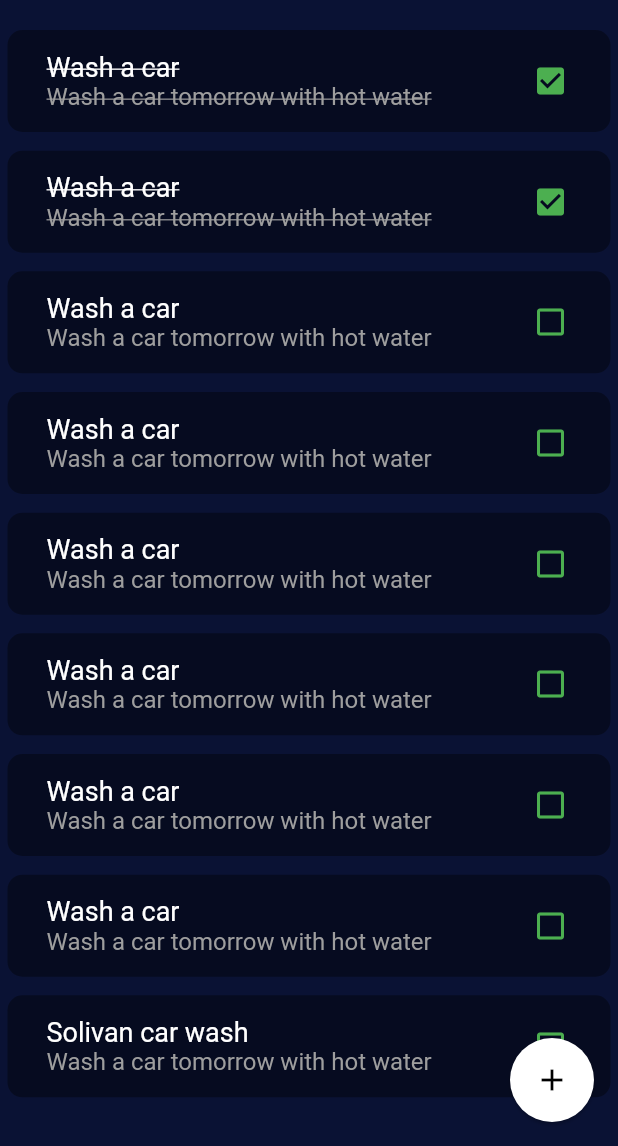
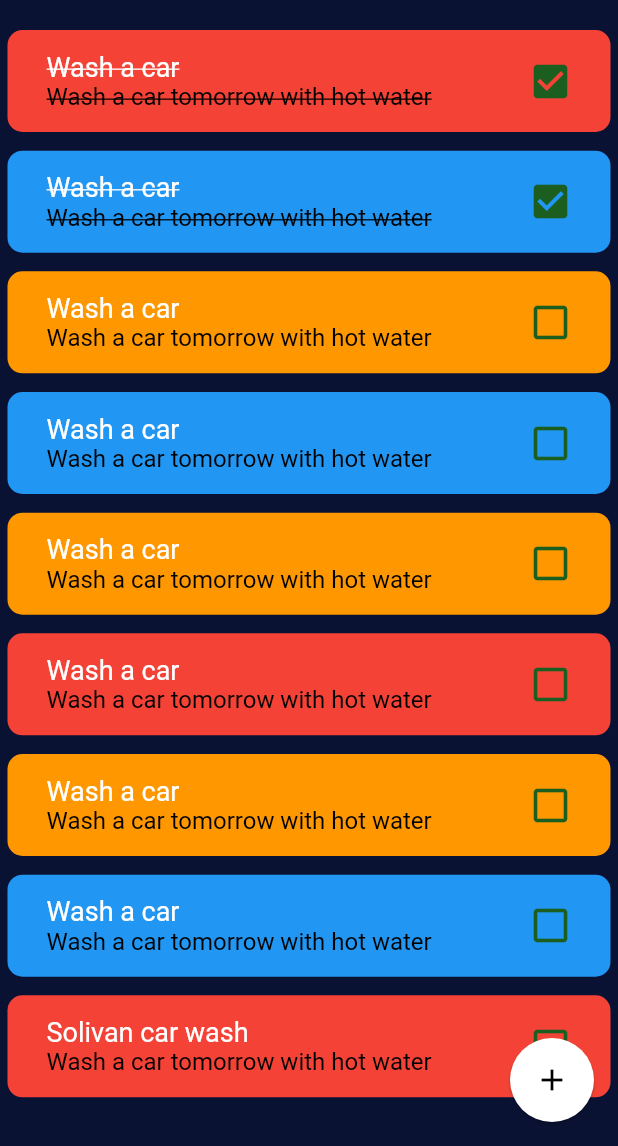
Before and after one commit to Likhaya-coder/todos, a Flutter app: the screen it shows after launch, on a phone screen of 412 x 824 dp, the part 90-1236 px from its top. Run offline on Flutter 3.47's test engine with Material 2 defaults, Android fonts, the phone set to English and light mode, and no system bars.

Commit message:
ListTile color changed according to task severity

```diff
--- a/lib/Widgets/todo_items.dart
+++ b/lib/Widgets/todo_items.dart
@@ -4,8 +4,9 @@ import 'package:to_do_app/classes/todos_data.dart';
 class TodoItem extends StatelessWidget {
   final Todos todo;
   final Function checkIsItDone;
+  final Color tileColor;
 
-  TodoItem({Key? key, required this.todo, required this.checkIsItDone})
+  TodoItem({Key? key, required this.todo, required this.checkIsItDone, required this.tileColor})
       : super(key: key);
 
   final dismissibleKey = Todos.todoList();
@@ -26,7 +27,7 @@ class TodoItem extends StatelessWidget {
               shape: RoundedRectangleBorder(
                 borderRadius: BorderRadius.circular(10.0),
               ),
-              tileColor: Colors.black38,
+              tileColor: tileColor,
               title: Padding(
                 padding: const EdgeInsets.all(10.0),
                 child: Column(
@@ -42,7 +43,7 @@ class TodoItem extends StatelessWidget {
                     Text(
                       todo.desc,
                       style: TextStyle(
-                        color: Colors.grey,
+                        color: Colors.black,
                         decoration: todo.isDone == true ? TextDecoration.lineThrough : null,
                       ),
                     ),
@@ -55,7 +56,8 @@ class TodoItem extends StatelessWidget {
                 },
                 icon: Icon(
                   todo.isDone == true ? Icons.check_box : Icons.check_box_outline_blank,
-                  color: Colors.green,
+                  color: Colors.green.shade900,
+                  size: 30.0,
                 ),
               ),
             ),
--- a/lib/classes/todos_data.dart
+++ b/lib/classes/todos_data.dart
@@ -11,13 +11,13 @@ class Todos{
     return [
       Todos(title: 'Wash a car', desc: 'Wash a car tomorrow with hot water', isDone: true, color: 'red', id: '1'),
       Todos(title: 'Wash a car', desc: 'Wash a car tomorrow with hot water', isDone: true, color: 'blue', id: '2'),
-      Todos(title: 'Wash a car', desc: 'Wash a car tomorrow with hot water', id: '3'),
+      Todos(title: 'Wash a car', desc: 'Wash a car tomorrow with hot water', id: '3', color: 'orange'),
       Todos(title: 'Wash a car', desc: 'Wash a car tomorrow with hot water', id: '4'),
-      Todos(title: 'Wash a car', desc: 'Wash a car tomorrow with hot water', id: '5'),
-      Todos(title: 'Wash a car', desc: 'Wash a car tomorrow with hot water', id: '6'),
-      Todos(title: 'Wash a car', desc: 'Wash a car tomorrow with hot water', id: '7'),
+      Todos(title: 'Wash a car', desc: 'Wash a car tomorrow with hot water', id: '5', color: 'orange'),
+      Todos(title: 'Wash a car', desc: 'Wash a car tomorrow with hot water', id: '6', color: 'red'),
+      Todos(title: 'Wash a car', desc: 'Wash a car tomorrow with hot water', id: '7', color: 'orange'),
       Todos(title: 'Wash a car', desc: 'Wash a car tomorrow with hot water', id: '8'),
-      Todos(title: 'Solivan car wash', desc: 'Wash a car tomorrow with hot water', id: '9'),
+      Todos(title: 'Solivan car wash', desc: 'Wash a car tomorrow with hot water', id: '9', color: 'red'),
     ];
   }
 }
--- a/lib/screens/display_item.dart
+++ b/lib/screens/display_item.dart
@@ -62,6 +62,7 @@ class _DisplayItemState extends State<DisplayItem> {
                 TodoItem(
                   todo: todos,
                   checkIsItDone: _checkIfDone,
+                  tileColor: _checkPriority(todos),
                 ),
             ],
           ),
@@ -91,4 +92,17 @@ class _DisplayItemState extends State<DisplayItem> {
     );
   });
   }
+
+  late Color colour;
+
+  Color _checkPriority(Todos todos) {
+    if (todos.color == "red") {
+      colour = Colors.red;
+    } else if (todos.color == 'orange') {
+      colour = Colors.orange;
+    } else {
+      colour = Colors.blue;
+    }
+    return colour;
+  }
 }
```
Also changed, not shown: lib/Widgets/custom_text_field.dart (deleted, +0 -34 lines).
